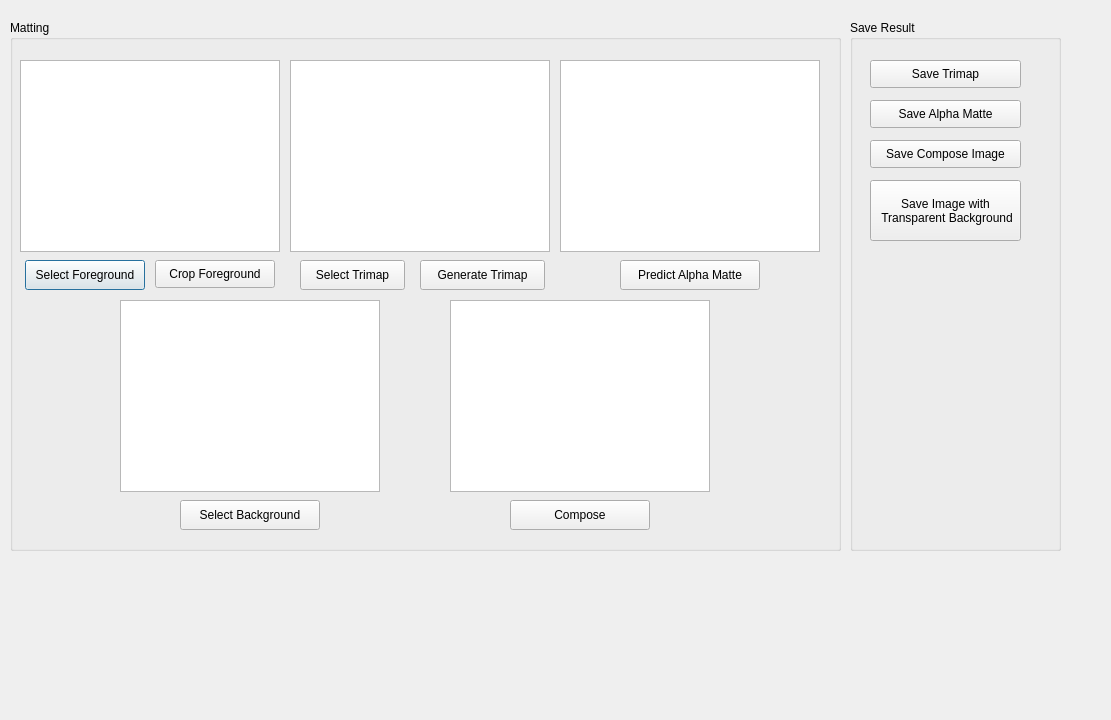
The window that untitled.ui (hsuanyu414/NYCU_IMVFX_FinalProj) describes before a commit, drawn with Qt 5.
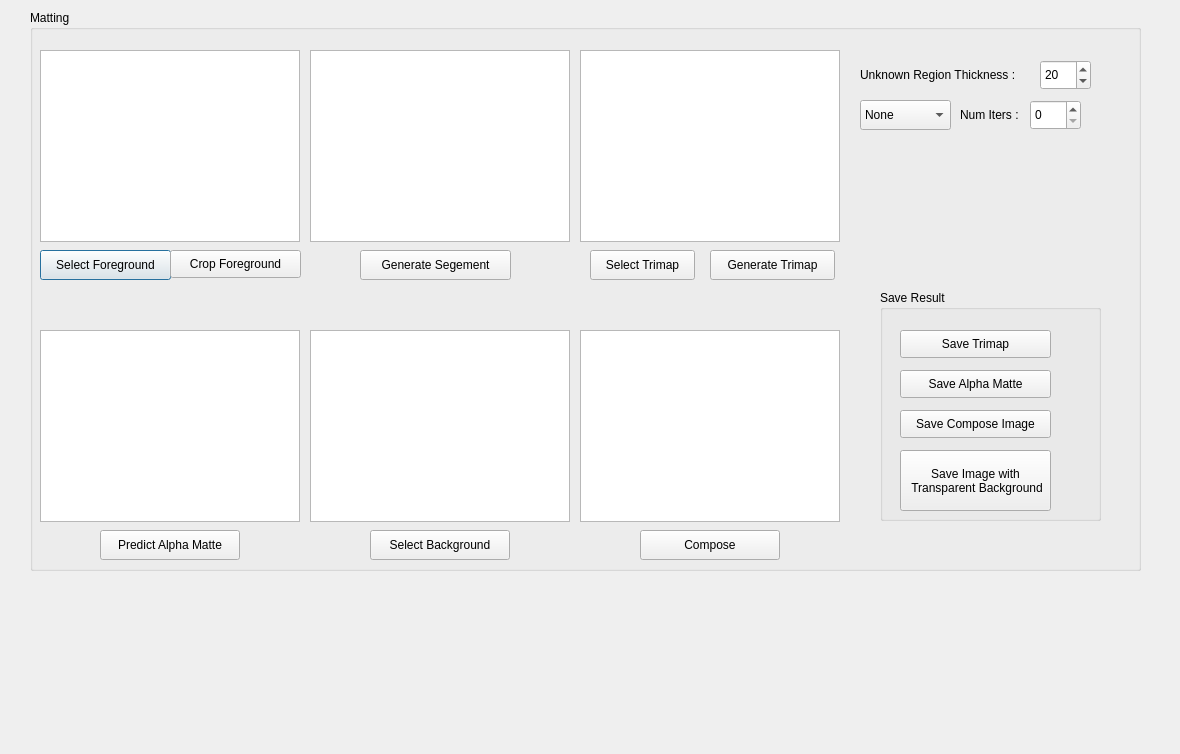
The same window after the commit.

Commit message:
feat: segment, trimap Parameter Adjust UI
1. Add segment UI
2. Trimap Parameter Adjust UI

Patch:
```diff
--- a/untitled.ui
+++ b/untitled.ui
@@ -6,8 +6,8 @@
    <rect>
     <x>0</x>
     <y>0</y>
-    <width>1111</width>
-    <height>720</height>
+    <width>1180</width>
+    <height>754</height>
    </rect>
   </property>
   <property name="windowTitle">
@@ -16,10 +16,10 @@
   <widget class="QGroupBox" name="matting_tool">
    <property name="geometry">
     <rect>
-     <x>10</x>
-     <y>20</y>
-     <width>831</width>
-     <height>531</height>
+     <x>30</x>
+     <y>10</y>
+     <width>1111</width>
+     <height>561</height>
     </rect>
    </property>
    <property name="title">
@@ -35,7 +35,7 @@
      </rect>
     </property>
    </widget>
-   <widget class="QGraphicsView" name="tri">
+   <widget class="QGraphicsView" name="seg">
     <property name="geometry">
      <rect>
       <x>280</x>
@@ -48,8 +48,8 @@
    <widget class="QGraphicsView" name="alpha">
     <property name="geometry">
      <rect>
-      <x>550</x>
-      <y>40</y>
+      <x>10</x>
+      <y>320</y>
       <width>260</width>
       <height>192</height>
      </rect>
@@ -58,8 +58,8 @@
    <widget class="QGraphicsView" name="bg">
     <property name="geometry">
      <rect>
-      <x>110</x>
-      <y>280</y>
+      <x>280</x>
+      <y>320</y>
       <width>260</width>
       <height>192</height>
      </rect>
@@ -68,9 +68,9 @@
    <widget class="QPushButton" name="select_fg">
     <property name="geometry">
      <rect>
-      <x>15</x>
+      <x>10</x>
       <y>240</y>
-      <width>120</width>
+      <width>131</width>
       <height>30</height>
      </rect>
     </property>
@@ -81,7 +81,7 @@
    <widget class="QPushButton" name="gen_tri">
     <property name="geometry">
      <rect>
-      <x>410</x>
+      <x>680</x>
       <y>240</y>
       <width>125</width>
       <height>30</height>
@@ -97,7 +97,7 @@
    <widget class="QPushButton" name="select_tri">
     <property name="geometry">
      <rect>
-      <x>290</x>
+      <x>560</x>
       <y>240</y>
       <width>105</width>
       <height>30</height>
@@ -113,8 +113,8 @@
    <widget class="QPushButton" name="pre_alpha">
     <property name="geometry">
      <rect>
-      <x>610</x>
-      <y>240</y>
+      <x>70</x>
+      <y>520</y>
       <width>140</width>
       <height>30</height>
      </rect>
@@ -129,8 +129,8 @@
    <widget class="QPushButton" name="select_bg">
     <property name="geometry">
      <rect>
-      <x>170</x>
-      <y>480</y>
+      <x>340</x>
+      <y>520</y>
       <width>140</width>
       <height>30</height>
      </rect>
@@ -145,8 +145,8 @@
    <widget class="QPushButton" name="com">
     <property name="geometry">
      <rect>
-      <x>500</x>
-      <y>480</y>
+      <x>610</x>
+      <y>520</y>
       <width>140</width>
       <height>30</height>
      </rect>
@@ -161,8 +161,8 @@
    <widget class="QGraphicsView" name="com_res">
     <property name="geometry">
      <rect>
-      <x>440</x>
-      <y>280</y>
+      <x>550</x>
+      <y>320</y>
       <width>260</width>
       <height>192</height>
      </rect>
@@ -171,9 +171,9 @@
    <widget class="QPushButton" name="crop_fg">
     <property name="geometry">
      <rect>
-      <x>145</x>
+      <x>140</x>
       <y>240</y>
-      <width>120</width>
+      <width>131</width>
       <height>28</height>
      </rect>
     </property>
@@ -181,14 +181,151 @@
      <string>Crop Foreground</string>
     </property>
    </widget>
+   <widget class="QSpinBox" name="spinBox_size">
+    <property name="enabled">
+     <bool>true</bool>
+    </property>
+    <property name="geometry">
+     <rect>
+      <x>1010</x>
+      <y>50</y>
+      <width>51</width>
+      <height>30</height>
+     </rect>
+    </property>
+    <property name="accessibleName">
+     <string/>
+    </property>
+    <property name="accessibleDescription">
+     <string/>
+    </property>
+    <property name="specialValueText">
+     <string/>
+    </property>
+    <property name="suffix">
+     <string/>
+    </property>
+    <property name="prefix">
+     <string/>
+    </property>
+    <property name="minimum">
+     <number>10</number>
+    </property>
+    <property name="maximum">
+     <number>30</number>
+    </property>
+    <property name="value">
+     <number>20</number>
+    </property>
+   </widget>
+   <widget class="QSpinBox" name="spinBox_num_iters">
+    <property name="enabled">
+     <bool>true</bool>
+    </property>
+    <property name="geometry">
+     <rect>
+      <x>1000</x>
+      <y>90</y>
+      <width>51</width>
+      <height>30</height>
+     </rect>
+    </property>
+    <property name="accessibleName">
+     <string/>
+    </property>
+    <property name="accessibleDescription">
+     <string/>
+    </property>
+    <property name="specialValueText">
+     <string/>
+    </property>
+    <property name="suffix">
+     <string/>
+    </property>
+    <property name="prefix">
+     <string/>
+    </property>
+    <property name="maximum">
+     <number>10</number>
+    </property>
+   </widget>
+   <widget class="QComboBox" name="comboBox">
+    <property name="geometry">
+     <rect>
+      <x>830</x>
+      <y>90</y>
+      <width>91</width>
+      <height>30</height>
+     </rect>
+    </property>
+    <property name="editable">
+     <bool>false</bool>
+    </property>
+    <property name="currentText">
+     <string>None</string>
+    </property>
+    <property name="maxVisibleItems">
+     <number>3</number>
+    </property>
+    <item>
+     <property name="text">
+      <string>None</string>
+     </property>
+    </item>
+    <item>
+     <property name="text">
+      <string>Dilation</string>
+     </property>
+    </item>
+    <item>
+     <property name="text">
+      <string>Erosion</string>
+     </property>
+    </item>
+   </widget>
+   <widget class="QLabel" name="label">
+    <property name="geometry">
+     <rect>
+      <x>930</x>
+      <y>90</y>
+      <width>81</width>
+      <height>30</height>
+     </rect>
+    </property>
+    <property name="text">
+     <string>Num Iters : </string>
+    </property>
+   </widget>
+   <widget class="QLabel" name="label_2">
+    <property name="geometry">
+     <rect>
+      <x>830</x>
+      <y>50</y>
+      <width>191</width>
+      <height>30</height>
+     </rect>
+    </property>
+    <property name="text">
+     <string>Unknown Region Thickness : </string>
+    </property>
+   </widget>
+   <widget class="QGraphicsView" name="tri">
+    <property name="geometry">
+     <rect>
+      <x>550</x>
+      <y>40</y>
+      <width>260</width>
+      <height>192</height>
+     </rect>
+    </property>
   </widget>
   <widget class="QGroupBox" name="groupBox">
    <property name="geometry">
     <rect>
      <x>850</x>
-     <y>20</y>
-     <width>211</width>
-     <height>531</height>
+      <y>280</y>
+      <width>221</width>
+      <height>231</height>
     </rect>
    </property>
    <property name="title">
@@ -257,6 +394,23 @@
     <property name="text">
      <string>Save Image with
  Transparent Background</string>
+     </property>
+    </widget>
+   </widget>
+   <widget class="QPushButton" name="gen_seg">
+    <property name="geometry">
+     <rect>
+      <x>330</x>
+      <y>240</y>
+      <width>151</width>
+      <height>30</height>
+     </rect>
+    </property>
+    <property name="mouseTracking">
+     <bool>false</bool>
+    </property>
+    <property name="text">
+     <string>Generate Segement</string>
     </property>
    </widget>
   </widget>
```
Lines whose indentation alone changed are shown as unchanged. The commit also changes 3 other files.
